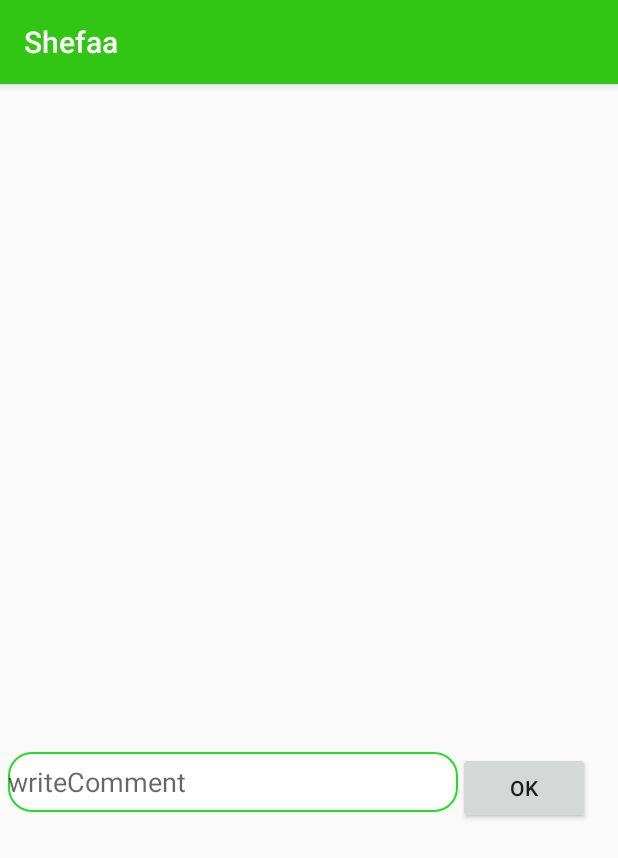
After one commit to mahmoudelgamal1997/Shefaa, an Android app: the Comments screen opened directly, with no data from a screen before it, on a phone screen of 412 x 824 dp. The commit adds this screen. Shown: the top 858 px of the screen. Run offline under Robolectric (Android 15) with nearby library versions, the phone set to English and light mode, and no system bars; our stand-ins replace Firebase (no records; nobody signed in at launch, a user with empty details on screens opened directly), Picasso; pictures from the network do not load; 2 statements that could not run were skipped.

Commit message:
comments

```diff
--- a/app/src/main/AndroidManifest.xml
+++ b/app/src/main/AndroidManifest.xml
@@ -16,14 +16,14 @@
                 <category android:name="android.intent.category.LAUNCHER" />
             </intent-filter>
         </activity>
-        <activity android:name=".LoginActivity"
-        />
+        <activity android:name=".LoginActivity" />
         <activity android:name=".RegisterActivity" />
         <activity android:name=".SetupActivity" />
         <activity android:name=".Posts" />
         <activity android:name=".WritePost" />
         <activity android:name=".ProfilePerson" />
-        <activity android:name=".ProfileDr"></activity>
+        <activity android:name=".ProfileDr" />
+        <activity android:name=".Comments"></activity>
     </application>
 
 </manifest>
--- /dev/null
+++ b/app/src/main/java/com/example2017/android/shefaa/Comments.java
@@ -0,0 +1,153 @@
+package com.example2017.android.shefaa;
+
+import android.content.Intent;
+import android.content.SharedPreferences;
+import android.support.v7.app.AppCompatActivity;
+import android.os.Bundle;
+import android.view.View;
+import android.widget.Button;
+import android.widget.EditText;
+import android.widget.ImageView;
+import android.widget.ListView;
+import android.widget.TextView;
+import android.widget.Toast;
+
+import com.firebase.ui.database.FirebaseListAdapter;
+import com.google.firebase.auth.FirebaseAuth;
+import com.google.firebase.auth.FirebaseUser;
+import com.google.firebase.database.DataSnapshot;
+import com.google.firebase.database.DatabaseError;
+import com.google.firebase.database.DatabaseReference;
+import com.google.firebase.database.FirebaseDatabase;
+import com.google.firebase.database.ValueEventListener;
+import com.squareup.picasso.Callback;
+import com.squareup.picasso.NetworkPolicy;
+import com.squareup.picasso.Picasso;
+
+import java.util.Calendar;
+
+public class Comments extends AppCompatActivity {
+
+    private String postId;
+    private DatabaseReference comments,temp,users;
+    private ListView listView;
+    private EditText editText_comment;
+    private Button button;
+    private SharedPreferences sh;
+    @Override
+    protected void onCreate(Bundle savedInstanceState) {
+        super.onCreate(savedInstanceState);
+        setContentView(R.layout.activity_comments);
+
+        Intent i=getIntent();
+        postId = i.getStringExtra("PostId");
+        comments = FirebaseDatabase.getInstance().getReference().child("Comments").child(postId);
+        final FirebaseUser currentUser= FirebaseAuth.getInstance().getCurrentUser();
+
+        temp=comments.push();
+
+
+        sh=getSharedPreferences("Type",MODE_PRIVATE);
+        String type=sh.getString("UserType","Users");
+        Toast.makeText(Comments.this, type
+                , Toast.LENGTH_SHORT).show();
+        users=FirebaseDatabase.getInstance().getReference().child(type);
+
+        listView=(ListView)findViewById(R.id.listView_comment);
+        editText_comment=(EditText)findViewById(R.id.writeComment);
+        button=(Button)findViewById(R.id.sendComment);
+
+
+
+
+
+        button.setOnClickListener(new View.OnClickListener() {
+            @Override
+            public void onClick(View view) {
+
+
+                users.child(currentUser.getUid().toString()).addValueEventListener(new ValueEventListener() {
+                    @Override
+                    public void onDataChange(DataSnapshot dataSnapshot) {
+
+
+                        String image = dataSnapshot.child("ProfileImage").getValue(String.class);
+                        String name = dataSnapshot.child("name").getValue(String.class);
+
+                        Toast.makeText(Comments.this, name, Toast.LENGTH_SHORT).show();
+                        temp.child("UserImage").setValue(image);
+                        temp.child("UserName").setValue(name);
+
+                    }
+
+                    @Override
+                    public void onCancelled(DatabaseError databaseError) {
+
+                    }
+                });
+
+              String text=editText_comment.getText().toString();
+              temp.child("CommentText").setValue(text);
+              temp.child("Time").setValue(OrganizeTime());
+
+            }
+        });
+
+
+
+
+        FirebaseListAdapter<CommentItem> firebaseListAdapter= new FirebaseListAdapter<CommentItem>(
+                this,
+                CommentItem.class,
+                R.layout.comment_shape,
+                comments
+        ) {
+            @Override
+            protected void populateView(View v, final CommentItem model, int position) {
+
+                TextView name=(TextView)v.findViewById(R.id.comment_userName);
+                TextView text=(TextView)v.findViewById(R.id.commentText);
+                final ImageView img=(ImageView)v.findViewById(R.id.commentProfileImage);
+
+                name.setText(model.getUserName());
+                text.setText(model.getCommentText());
+
+                Picasso.with(getApplicationContext()).load(model.getCommentProfileImage()).placeholder(R.drawable.default_image).networkPolicy(NetworkPolicy.OFFLINE).into(img, new Callback() {
+                    @Override
+                    public void onSuccess() {
+
+                    }
+
+                    @Override
+                    public void onError() {
+
+                        Picasso.with(getApplicationContext()).load(model.getCommentProfileImage()).placeholder(R.drawable.default_image).into(img);
+                    }
+                });
+
+
+            }
+
+
+
+
+
+        };
+
+
+        listView.setAdapter(firebaseListAdapter);
+    }
+
+    String OrganizeTime(){
+        Calendar calendar=Calendar.getInstance();
+        int year=calendar.get(Calendar.YEAR);
+        int month=calendar.get(Calendar.MONTH);
+        int day= calendar.get(Calendar.DAY_OF_MONTH);
+        int hour =calendar.get(Calendar.HOUR_OF_DAY);
+        int minute=calendar.get(Calendar.MINUTE);
+
+        String time=""+year+"-"+month+"-"+day+" "+hour+":"+minute;
+        return time;
+    }
+
+}
--- a/app/src/main/java/com/example2017/android/shefaa/LoginActivity.java
+++ b/app/src/main/java/com/example2017/android/shefaa/LoginActivity.java
@@ -197,6 +197,11 @@ public class LoginActivity extends AppCompatActivity {
 
                                 GoogleSignInAccount acct = GoogleSignIn.getLastSignedInAccount(getApplicationContext());
                                 if (acct != null) {
+
+                                    sh=getSharedPreferences("Type",MODE_PRIVATE);
+                                    SharedPreferences.Editor editor=sh.edit();
+                                    editor.putString("UserType","Users");
+                                    editor.commit();
                                     FirebaseUser firebaseUser=FirebaseAuth.getInstance().getCurrentUser();
                                      String id=firebaseUser.getUid();
                                     String personName = acct.getDisplayName();
--- /dev/null
+++ b/app/src/main/res/layout/activity_comments.xml
@@ -0,0 +1,39 @@
+<?xml version="1.0" encoding="utf-8"?>
+<RelativeLayout xmlns:android="http://schemas.android.com/apk/res/android"
+    xmlns:tools="http://schemas.android.com/tools"
+    android:layout_width="match_parent"
+    android:layout_height="match_parent"
+    android:paddingBottom="@dimen/activity_vertical_margin"
+    android:paddingLeft="@dimen/activity_horizontal_margin"
+    android:paddingRight="@dimen/activity_horizontal_margin"
+    android:paddingTop="@dimen/activity_vertical_margin"
+    tools:context="com.example2017.android.shefaa.Comments">
+
+
+    <Button
+        android:layout_width="wrap_content"
+        android:layout_height="wrap_content"
+        android:id="@+id/sendComment"
+        android:layout_below="@+id/listView_comment"
+        android:layout_toRightOf="@+id/writeComment"
+        android:text="ok"
+        />
+
+    <EditText
+        android:layout_width="300dp"
+        android:layout_height="40dp"
+        android:id="@+id/writeComment"
+        android:hint="@string/writeComment"
+        android:background="@drawable/edittext_background"
+        android:layout_below="@+id/listView_comment"
+        />
+
+    <ListView
+        android:layout_width="match_parent"
+        android:layout_height="440dp"
+        android:id="@+id/listView_comment"
+        >
+    </ListView>
+
+
+</RelativeLayout>
--- a/app/src/main/res/values/strings.xml
+++ b/app/src/main/res/values/strings.xml
@@ -7,4 +7,5 @@
     <string name="Time">Time</string>
     <string name="patient">patient</string>
     <string name="doctor">doctor</string>
+    <string name="writeComment">writeComment</string>
 </resources>
```
Also changed, not shown: app/src/main/java/com/example2017/android/shefaa/CommentItem.java (added, +31 -0 lines), app/src/main/java/com/example2017/android/shefaa/Posts.java (+11 -1 lines), app/src/main/res/layout/comment_shape.xml (added, +33 -0 lines), app/src/main/res/layout/post_shape.xml (+11 -1 lines), 1 other file.
